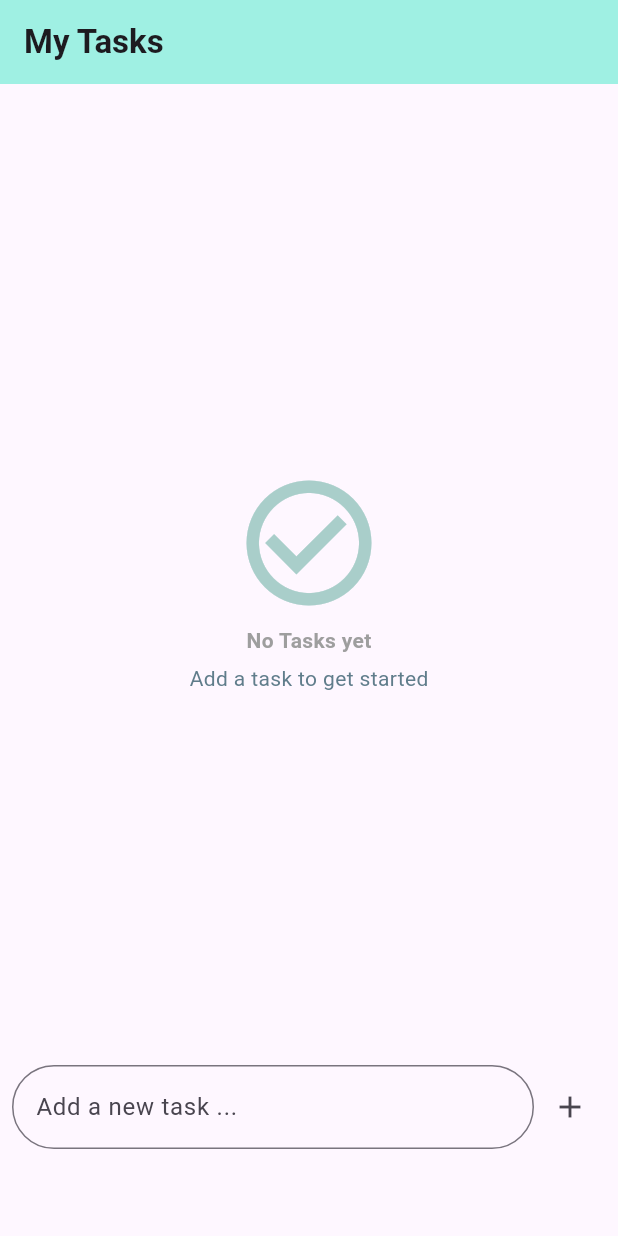
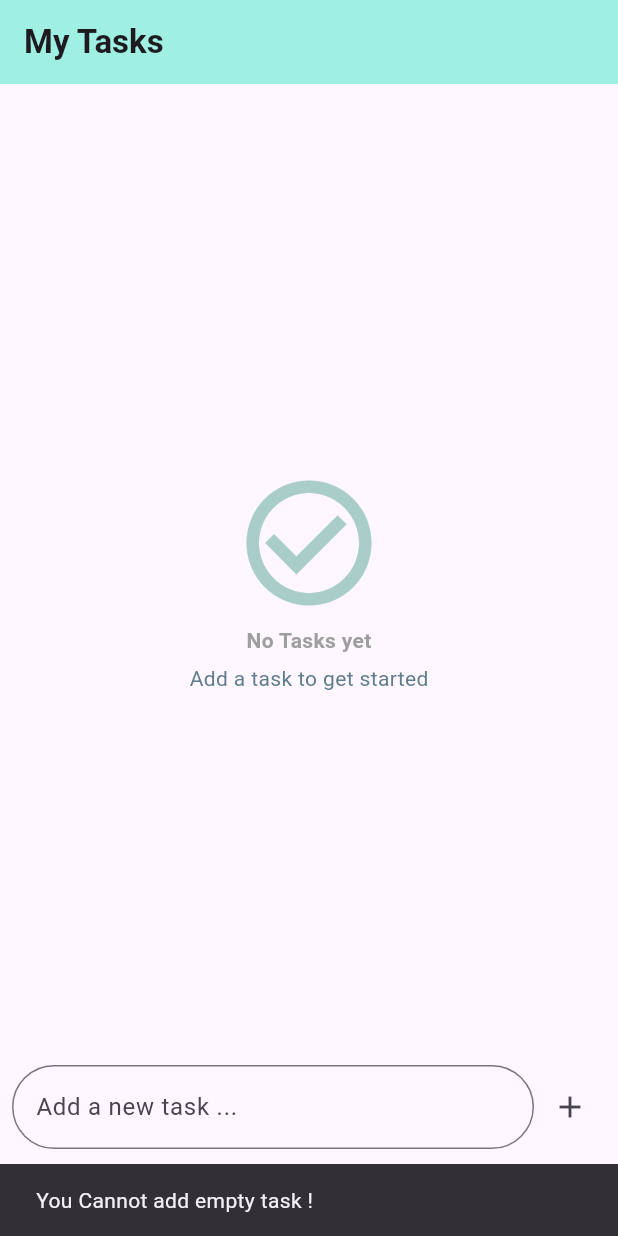
Before and after one commit to ahmed-arafa-0/Tharwat-Samy-Homework, a Flutter app: the screen it shows after launch, after a tap on the "add" icon, on a phone screen of 412 x 824 dp. Run offline on Flutter 3.47's test engine with Material 3 defaults, Android fonts, the phone set to English and light mode, and no system bars; our stand-ins replace dio, flutter_bloc, flutter_svg, webview_flutter; project files that could hold a hidden picture were left out.

Commit message:
Session 21 Assignment

```diff
--- /dev/null
+++ b/Session 21/todo_appp/lib/styles/color_styles.dart
@@ -0,0 +1,8 @@
+import 'package:flutter/material.dart';
+
+class ColorStyles {
+  static const Color primatyColor = Color(0xFF9FF0E3);
+  static const Color primatyShadeColor = Color(0xFFA9CECA);
+  static const Color secondryColor = Colors.grey;
+  static const Color tritaryColor = Colors.blueGrey;
+}
--- a/Session 21/todo_appp/lib/views/home_view.dart
+++ b/Session 21/todo_appp/lib/views/home_view.dart
@@ -1,6 +1,7 @@
 import 'package:flutter/material.dart';
 import 'package:flutter_bloc/flutter_bloc.dart';
 import 'package:todo_appp/cubits/tasks_cubit/task_cubit.dart';
+import 'package:todo_appp/styles/color_styles.dart';
 import 'package:todo_appp/widgets/add_task_section.dart';
 import 'package:todo_appp/widgets/task_view_body.dart';
 
@@ -13,7 +14,7 @@ class HomeView extends StatelessWidget {
       create: (context) => TaskCubit(),
       child: Scaffold(
         appBar: AppBar(
-          backgroundColor: Color(0xFF9FF0E3),
+          backgroundColor: ColorStyles.primatyColor,
           title: Text(
             'My Tasks',
             style: TextStyle(fontWeight: FontWeight.bold),
--- a/Session 21/todo_appp/lib/widgets/add_task_section.dart
+++ b/Session 21/todo_appp/lib/widgets/add_task_section.dart
@@ -1,16 +1,24 @@
 import 'package:flutter/material.dart';
+import 'package:flutter_bloc/flutter_bloc.dart';
+import 'package:todo_appp/cubits/tasks_cubit/task_cubit.dart';
 
+// ignore: must_be_immutable
 class AddTaskSection extends StatelessWidget {
   const AddTaskSection({super.key});
-
+  // String text = "";
   @override
   Widget build(BuildContext context) {
+    TextEditingController textController = TextEditingController();
     return Column(
       children: [
         Row(
           children: [
             Expanded(
               child: TextField(
+                controller: textController,
+                // onChanged: (value) {
+                //   text = value;
+                // },
                 decoration: InputDecoration(
                   hintText: 'Add a new task ...',
                   border: OutlineInputBorder(
@@ -24,7 +32,21 @@ class AddTaskSection extends StatelessWidget {
                 ),
               ),
             ),
-            IconButton(onPressed: () {}, icon: Icon(Icons.add)),
+            IconButton(
+              onPressed: () {
+                if (textController.text.isNotEmpty) {
+                  BlocProvider.of<TaskCubit>(
+                    context,
+                  ).addTask(text: textController.text);
+                  textController.clear();
+                } else {
+                  ScaffoldMessenger.of(context).showSnackBar(
+                    SnackBar(content: Text('You Cannot add empty task !')),
+                  );
+                }
+              },
+              icon: Icon(Icons.add),
+            ),
           ],
         ),
         SizedBox(height: 50),
--- a/Session 21/todo_appp/lib/widgets/no_task_avaliable.dart
+++ b/Session 21/todo_appp/lib/widgets/no_task_avaliable.dart
@@ -1,4 +1,5 @@
 import 'package:flutter/material.dart';
+import 'package:todo_appp/styles/color_styles.dart';
 
 class NoTaskAvaliable extends StatelessWidget {
   const NoTaskAvaliable({super.key});
@@ -8,16 +9,23 @@ class NoTaskAvaliable extends StatelessWidget {
     return Column(
       mainAxisAlignment: MainAxisAlignment.center,
       children: const [
-        Icon(Icons.check_circle_outline, color: Color(0xFFA9CECA), size: 100),
+        Icon(
+          Icons.check_circle_outline,
+          color: ColorStyles.primatyShadeColor,
+          size: 100,
+        ),
         SizedBox(height: 5),
         Text(
           "No Tasks yet",
-          style: TextStyle(color: Colors.grey, fontWeight: FontWeight.bold),
+          style: TextStyle(
+            color: ColorStyles.secondryColor,
+            fontWeight: FontWeight.bold,
+          ),
         ),
         SizedBox(height: 5),
         Text(
           "Add a task to get started",
-          style: TextStyle(color: Colors.blueGrey),
+          style: TextStyle(color: ColorStyles.tritaryColor),
         ),
       ],
     );
--- a/Session 21/todo_appp/lib/widgets/task_card.dart
+++ b/Session 21/todo_appp/lib/widgets/task_card.dart
@@ -1,5 +1,8 @@
 import 'package:flutter/material.dart';
+import 'package:flutter_bloc/flutter_bloc.dart';
 import 'package:todo_appp/models/task_model.dart';
+
+import '../cubits/tasks_cubit/task_cubit.dart';
 
 class TaskCard extends StatelessWidget {
   final TaskModel task;
@@ -12,7 +15,9 @@ class TaskCard extends StatelessWidget {
       child: Card(
         child: ListTile(
           leading: IconButton(
-            onPressed: () {},
+            onPressed: () {
+              BlocProvider.of<TaskCubit>(context).toggleTask(text: task.text);
+            },
             icon:
                 task.isCompleted
                     ? Icon(Icons.check_box)
@@ -28,7 +33,12 @@ class TaskCard extends StatelessWidget {
             ),
           ),
           subtitle: Text(task.date),
-          trailing: IconButton(onPressed: () {}, icon: Icon(Icons.delete)),
+          trailing: IconButton(
+            onPressed: () {
+              BlocProvider.of<TaskCubit>(context).removeTask(text: task.text);
+            },
+            icon: Icon(Icons.delete),
+          ),
         ),
       ),
     );
```
Also changed, not shown: Session 21/todo_appp/lib/cubits/tasks_cubit/task_cubit.dart (+16 -0 lines).
